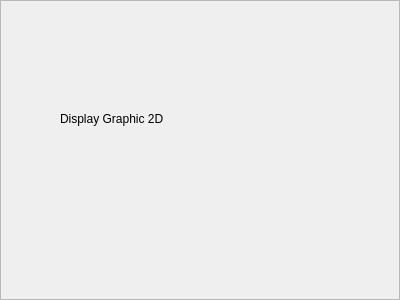
Old version of the form src/plugins/displayGraphic2D/displaygraphic2doptionsframe.ui in the repository shujaatak/gpsbook.
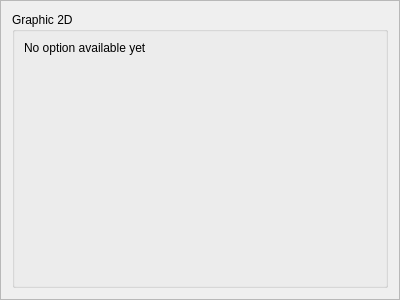
New version of the form.

Commit message: Add batch load to catalog. Update options of plugins.

The edit to the form file:
```diff
--- a/src/plugins/displayGraphic2D/displaygraphic2doptionsframe.ui
+++ b/src/plugins/displayGraphic2D/displaygraphic2doptionsframe.ui
@@ -19,19 +19,37 @@
   <property name="frameShadow">
    <enum>QFrame::Raised</enum>
   </property>
-  <widget class="QLabel" name="label">
-   <property name="geometry">
-    <rect>
-     <x>60</x>
-     <y>110</y>
-     <width>271</width>
-     <height>17</height>
-    </rect>
-   </property>
-   <property name="text">
-    <string>Display Graphic 2D</string>
-   </property>
-  </widget>
+  <layout class="QVBoxLayout" name="verticalLayout">
+   <item>
+    <widget class="QGroupBox" name="groupBox">
+     <property name="title">
+      <string>Graphic 2D</string>
+     </property>
+     <layout class="QVBoxLayout" name="verticalLayout_2">
+      <item>
+       <widget class="QLabel" name="label">
+        <property name="text">
+         <string>No option available yet</string>
+        </property>
+       </widget>
+      </item>
+      <item>
+       <spacer name="verticalSpacer">
+        <property name="orientation">
+         <enum>Qt::Vertical</enum>
+        </property>
+        <property name="sizeHint" stdset="0">
+         <size>
+          <width>20</width>
+          <height>218</height>
+         </size>
+        </property>
+       </spacer>
+      </item>
+     </layout>
+    </widget>
+   </item>
+  </layout>
  </widget>
  <resources/>
  <connections/>
```
The commit also changes 18 other files.
